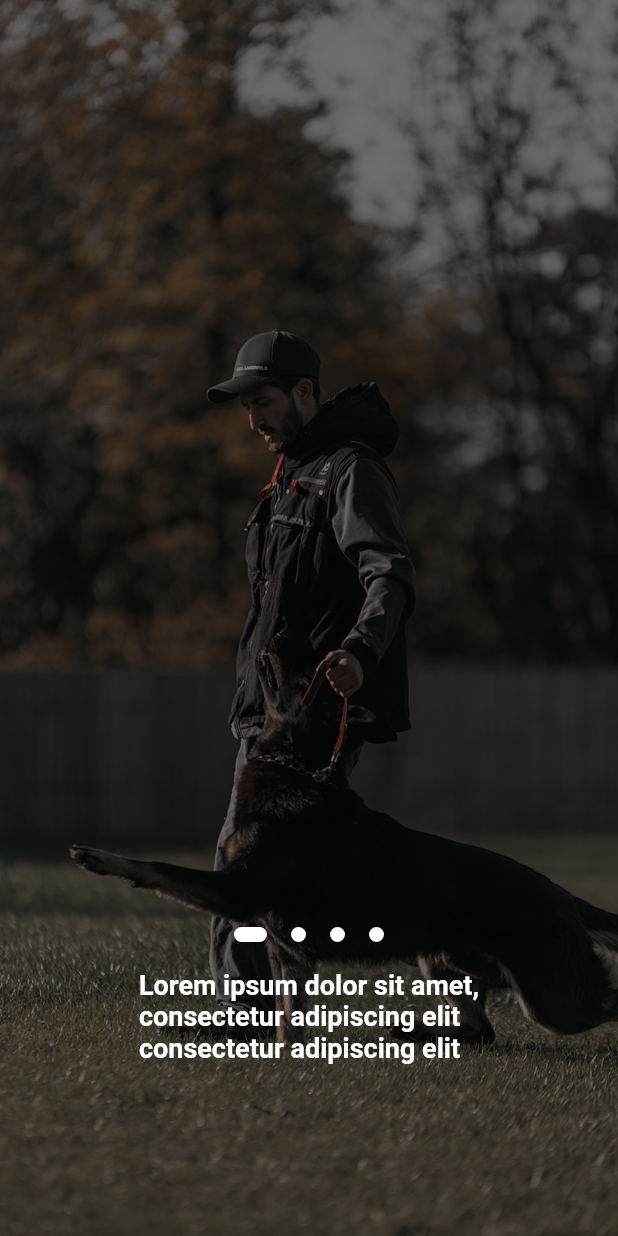
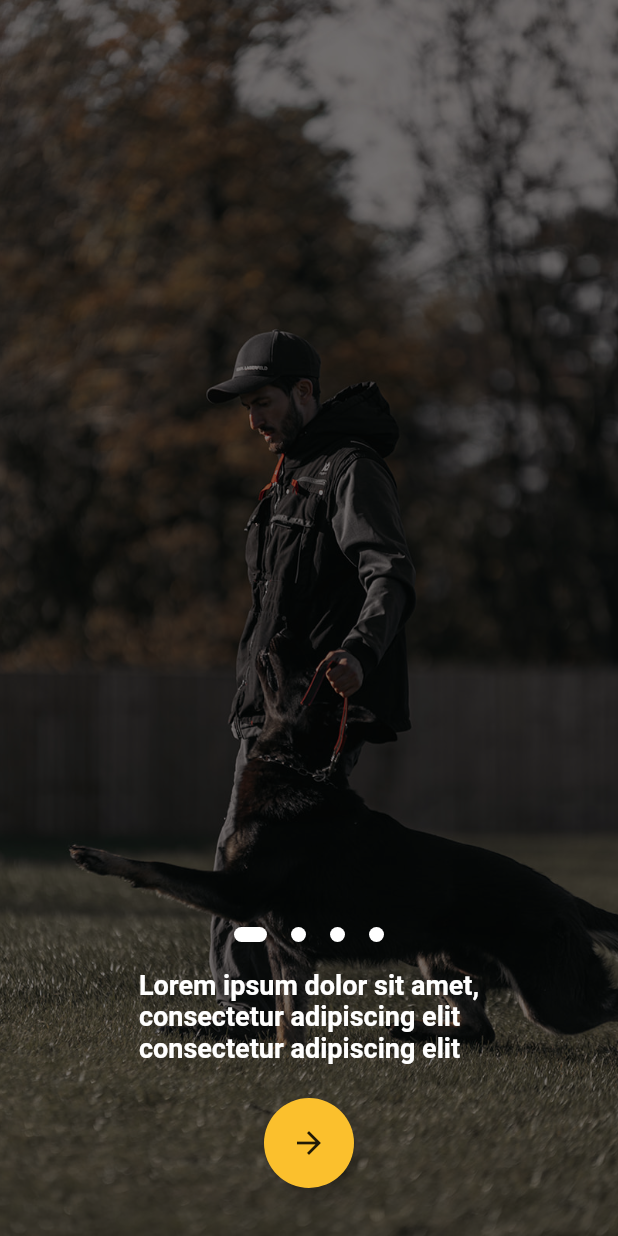
Before and after one commit to poltustein/petsProtectionFlutter, a Flutter app: the screen it shows after launch, on a phone screen of 412 x 824 dp. Run offline on Flutter 3.47's test engine with Material 2 defaults, Android fonts, the phone set to English and light mode, and no system bars; drawn by our look-alikes of introduction_screen; our stand-ins replace get, toast.

Commit message:
Fixed Button not being displayed on initial onboarding screen

```diff
--- a/lib/screens/onboarding/onboarding_screen.dart
+++ b/lib/screens/onboarding/onboarding_screen.dart
@@ -85,7 +85,16 @@ class _OnBoardingPageState extends State<OnBoardingPage> {
         );
       }
     } else {
-      return const SizedBox();
+      return MaterialButton(
+        onPressed: () {
+          setState(() {
+            introKey.currentState?.next();
+          });
+        },
+        shape: const CircleBorder(),
+        color: Colors.yellow[700],
+        child: const Icon(Icons.arrow_forward),
+      );
     }
   }
 
--- a/lib/screens/verifyotp/verify_otp_screen.dart
+++ b/lib/screens/verifyotp/verify_otp_screen.dart
@@ -119,3 +119,5 @@ class VerifyOTPScreen extends StatelessWidget {
     );
   }
 }
+
+// Landing - HomePage, SideBar (Normal), Choose Your Plan (onClick of BUY NOW - HomePage), MyDogs (onClick of MyDogs on SideBar)
```
